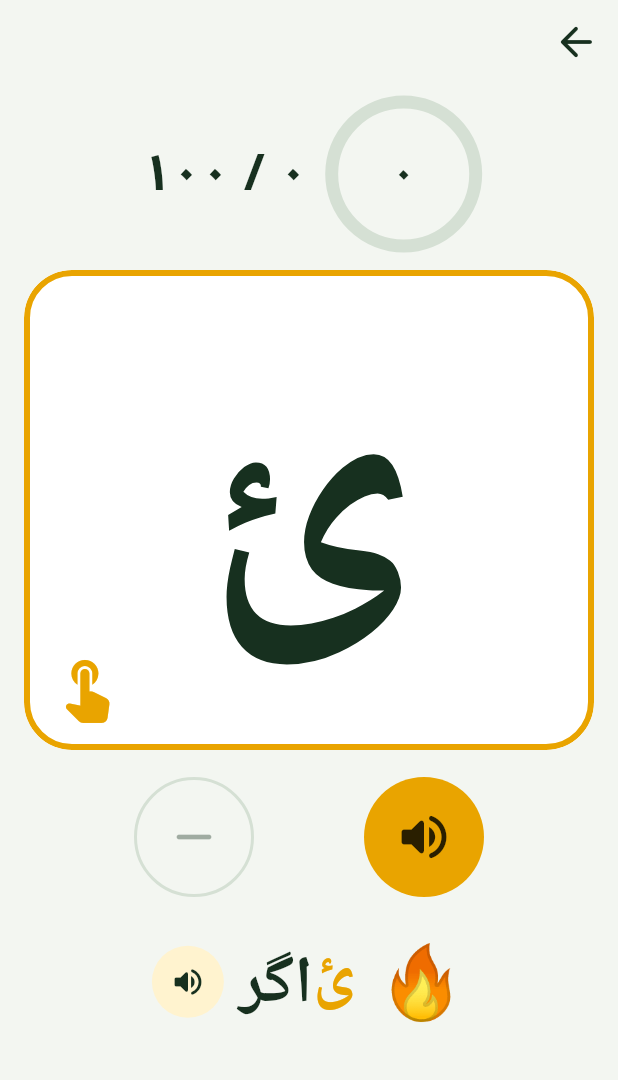
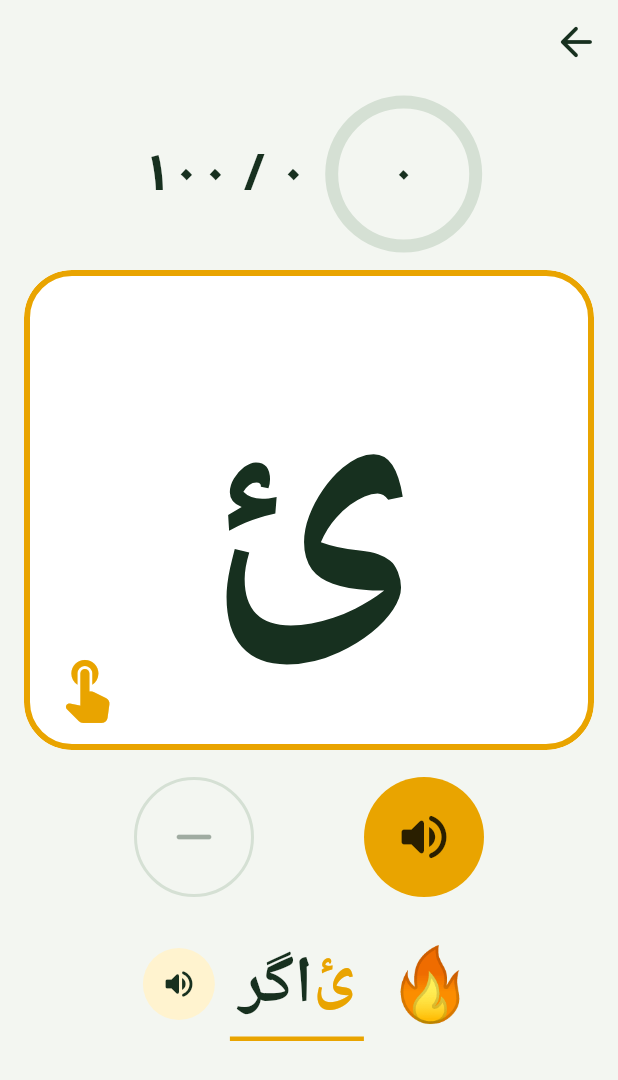
Before and after one commit to alkurdii/pos, a Flutter app: the screen it shows after launch, after a tap on an icon or button, on a phone screen of 412 x 824 dp. Shown: the top 1080 px of the screen. Run offline on Flutter 3.47's test engine with Material 3 defaults, Android fonts, the phone set to English and light mode, and no system bars; our stand-ins replace audioplayers, shared_preferences.

Commit message:
Tap the letter to hear the letter, tap the word to hear the word
Co-Authored-By: Claude Opus 5.5 <noreply@anthropic.com>
Claude-Session: https://claude.ai/code/session_015aeJuz6rtMWFadSjv1up8H

```diff
--- a/piten_kurdi/lib/screens/helper_screens.dart
+++ b/piten_kurdi/lib/screens/helper_screens.dart
@@ -160,8 +160,8 @@ class _Rules extends StatelessWidget {
           rule(Icons.replay_rounded,
               'هەمی پیتێن ڕۆژێن بەری نوکە، هەر ئێک ${kurdishDigits(StudyPlan.reviewReps)} جاران دووبارە بکە.'),
           rule(Icons.star_rounded, 'دەمێ پیتەک ب باشی هاتە زانین، ⭐ لێ بدە. ئیدی ناچیتە د دووبارەکرنێ دا.'),
-          rule(Icons.volume_up_rounded, 'ل 🔊 یا مەزن بدە: پیت ب خۆ دهێتە گۆتن. پاشان ب دەنگێ خۆ بێژە. 🔊 یا بچووک پەیڤا نموونە دبێژیت.'),
-          rule(Icons.touch_app_rounded, 'هەر جارەکێ ل سەر پیتا مەزن بدە. ئەلقە پڕ دبیت.'),
+          rule(Icons.volume_up_rounded, 'ل سەر پیتێ بدە: دەنگێ پیتێ دهێت. ل سەر پەیڤێ بدە: دەنگێ پەیڤێ دهێت.'),
+          rule(Icons.touch_app_rounded, 'هەر جارەکێ ل سەر پیتا مەزن بدە: دەنگێ وێ دهێت، تو ژی بێژە، و ئەلقە پڕ دبیت.'),
           rule(Icons.calendar_today_rounded,
               'ڕۆژا دی سوبەهی ڤەدبیت، ب مەرجەکێ کارێ ئەڤرۆ تەمام ببیت. ئەگەر تەمام نەبیت، سوبەهی ل سەر هەمان ڕۆژێ بەردەوام بە.'),
         ],
--- a/piten_kurdi/lib/screens/learn_screen.dart
+++ b/piten_kurdi/lib/screens/learn_screen.dart
@@ -2,6 +2,7 @@ import 'package:flutter/material.dart';
 
 import '../letters.dart';
 import '../progress.dart';
+import '../sounds.dart';
 import '../theme.dart';
 import '../widgets/sound.dart';
 
@@ -121,13 +122,18 @@ class _Slate extends StatelessWidget {
                   controller: pages,
                   itemCount: count,
                   onPageChanged: (i) => progress.current = i,
-                  itemBuilder: (context, i) => Center(
+                  // Tapping the letter says the letter.
+                  itemBuilder: (context, i) => GestureDetector(
+                    behavior: HitTestBehavior.opaque,
+                    onTap: () => LetterSounds.play(i),
+                    child: Center(
                       child: FittedBox(
                         fit: BoxFit.scaleDown,
                         child: Text(
                           kurdishLetters[i].char,
                           key: ValueKey('big-$i'),
                           style: letterStyle(190, p.green),
+                        ),
                       ),
                     ),
                   ),
@@ -167,7 +173,7 @@ class _Slate extends StatelessWidget {
             children: [
               ExcludeSemantics(child: Text(letter.picture, style: const TextStyle(fontSize: 56))),
               const SizedBox(width: 16),
-              Flexible(child: HighlightedWord(letter: letter, size: 52)),
+              Flexible(child: HighlightedWord(letter: letter, size: 52, tapToHear: true)),
               const SizedBox(width: 10),
               PlaySoundButton(letter: letter, size: 48, word: true),
             ],
@@ -218,10 +224,12 @@ class _Slate extends StatelessWidget {
 }
 
 /// The example word, with the letter being learned in the sun colour.
+/// With [tapToHear], tapping the word says the word.
 class HighlightedWord extends StatelessWidget {
-  const HighlightedWord({super.key, required this.letter, required this.size});
+  const HighlightedWord({super.key, required this.letter, required this.size, this.tapToHear = false});
   final KurdishLetter letter;
   final double size;
+  final bool tapToHear;
 
   @override
   Widget build(BuildContext context) {
@@ -236,9 +244,21 @@ class HighlightedWord extends StatelessWidget {
             TextSpan(text: letter.char, style: TextStyle(color: p.sun)),
             TextSpan(text: w.substring(at + letter.char.length)),
           ];
-    return Text.rich(
+    final text = Text.rich(
       TextSpan(style: base, children: spans),
       semanticsLabel: w,
+    );
+    if (!tapToHear) return text;
+    return InkWell(
+      key: ValueKey('hear-word-${letter.char}'),
+      enableFeedback: false,
+      borderRadius: BorderRadius.circular(14),
+      onTap: () => LetterSounds.play(kurdishLetters.indexOf(letter), word: true),
+      child: Container(
+        padding: const EdgeInsets.symmetric(horizontal: 6),
+        decoration: BoxDecoration(border: Border(bottom: BorderSide(color: p.sun, width: 3))),
+        child: text,
+      ),
     );
   }
 }
@@ -392,7 +412,10 @@ class _LetterGrid extends StatelessWidget {
           child: InkWell(
             key: ValueKey('cell-$i'),
             enableFeedback: false,
-            onTap: () => onTap(i),
+            onTap: () {
+              onTap(i);
+              LetterSounds.play(i);
+            },
             child: Stack(
               children: [
                 Center(
--- a/piten_kurdi/lib/screens/practice_screen.dart
+++ b/piten_kurdi/lib/screens/practice_screen.dart
@@ -3,6 +3,7 @@ import 'package:flutter/services.dart';
 
 import '../app_scope.dart';
 import '../letters.dart';
+import '../sounds.dart';
 import '../theme.dart';
 import '../widgets/ring.dart';
 import '../widgets/sound.dart';
@@ -75,13 +76,14 @@ class PracticeScreen extends StatelessWidget {
                           child: InkWell(
                             key: const ValueKey('tap-count'),
                             enableFeedback: false,
-                            onTap: done
-                                ? null
-                                : () {
-                                    HapticFeedback.lightImpact();
-                                    plan.add(letterIndex);
-                                    if (plan.isDone(letterIndex)) HapticFeedback.heavyImpact();
-                                  },
+                            // Each tap says the letter and counts one time.
+                            onTap: () {
+                              LetterSounds.play(letterIndex);
+                              if (done) return;
+                              HapticFeedback.lightImpact();
+                              plan.add(letterIndex);
+                              if (plan.isDone(letterIndex)) HapticFeedback.heavyImpact();
+                            },
                             child: SizedBox(
                               height: 320,
                               child: Stack(
@@ -142,7 +144,7 @@ class PracticeScreen extends StatelessWidget {
                         children: [
                           ExcludeSemantics(child: Text(letter.picture, style: const TextStyle(fontSize: 48))),
                           const SizedBox(width: 14),
-                          Flexible(child: HighlightedWord(letter: letter, size: 44)),
+                          Flexible(child: HighlightedWord(letter: letter, size: 44, tapToHear: true)),
                           const SizedBox(width: 10),
                           PlaySoundButton(letter: letter, size: 48, word: true),
                         ],
```
Also changed, not shown: piten_kurdi/lib/screens/quiz_screen.dart (+7 -1 lines), 1 other file. Lines whose indentation alone changed are shown as unchanged.
